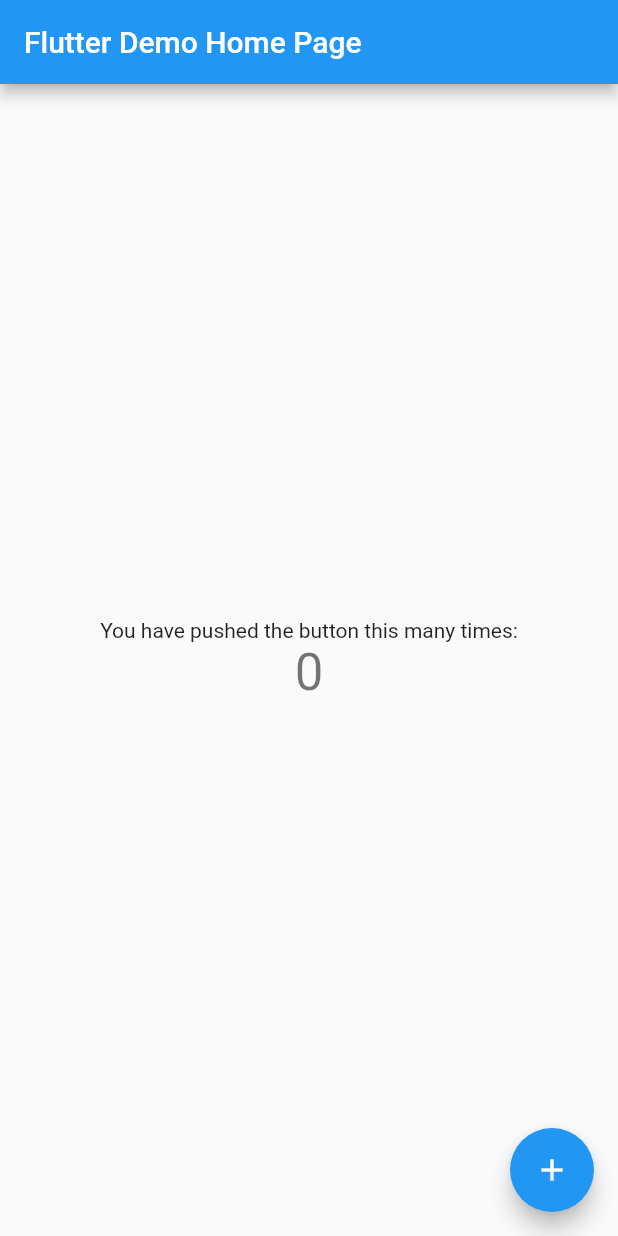
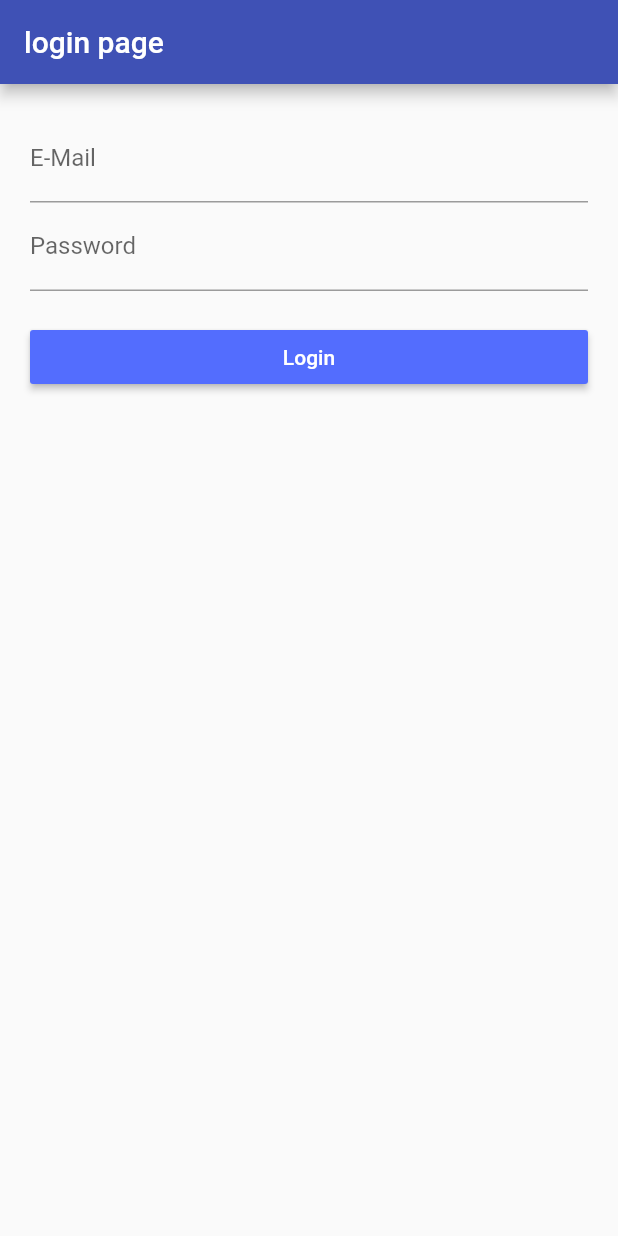
Before and after one commit to jrrnjs/flutter-sample, a Flutter app: the screen it shows after launch, on a phone screen of 412 x 824 dp. Run offline on Flutter 3.47's test engine with Material 2 defaults, Android fonts, the phone set to English and light mode, and no system bars; missing offline and left inert: validate.

Commit message:
splash(timer), login(email, pwd validate), home(bottm nav)

```diff
--- a/lib/main.dart
+++ b/lib/main.dart
@@ -1,111 +1,17 @@
 import 'package:flutter/material.dart';
+import 'package:flutter_sample/ui/splash.dart';
 
 void main() => runApp(MyApp());
 
 class MyApp extends StatelessWidget {
-  // This widget is the root of your application.
   @override
   Widget build(BuildContext context) {
     return MaterialApp(
       title: 'Flutter Demo',
       theme: ThemeData(
-        // This is the theme of your application.
-        //
-        // Try running your application with "flutter run". You'll see the
-        // application has a blue toolbar. Then, without quitting the app, try
-        // changing the primarySwatch below to Colors.green and then invoke
-        // "hot reload" (press "r" in the console where you ran "flutter run",
-        // or simply save your changes to "hot reload" in a Flutter IDE).
-        // Notice that the counter didn't reset back to zero; the application
-        // is not restarted.
-        primarySwatch: Colors.blue,
+        primarySwatch: Colors.indigo,
       ),
-      home: MyHomePage(title: 'Flutter Demo Home Page'),
+      home: Splash(),
     );
   }
 }
-
-class MyHomePage extends StatefulWidget {
-  MyHomePage({Key key, this.title}) : super(key: key);
-
-  // This widget is the home page of your application. It is stateful, meaning
-  // that it has a State object (defined below) that contains fields that affect
-  // how it looks.
-
-  // This class is the configuration for the state. It holds the values (in this
-  // case the title) provided by the parent (in this case the App widget) and
-  // used by the build method of the State. Fields in a Widget subclass are
-  // always marked "final".
-
-  final String title;
-
-  @override
-  _MyHomePageState createState() => _MyHomePageState();
-}
-
-class _MyHomePageState extends State<MyHomePage> {
-  int _counter = 0;
-
-  void _incrementCounter() {
-    setState(() {
-      // This call to setState tells the Flutter framework that something has
-      // changed in this State, which causes it to rerun the build method below
-      // so that the display can reflect the updated values. If we changed
-      // _counter without calling setState(), then the build method would not be
-      // called again, and so nothing would appear to happen.
-      _counter++;
-    });
-  }
-
-  @override
-  Widget build(BuildContext context) {
-    // This method is rerun every time setState is called, for instance as done
-    // by the _incrementCounter method above.
-    //
-    // The Flutter framework has been optimized to make rerunning build methods
-    // fast, so that you can just rebuild anything that needs updating rather
-    // than having to individually change instances of widgets.
-    return Scaffold(
-      appBar: AppBar(
-        // Here we take the value from the MyHomePage object that was created by
-        // the App.build method, and use it to set our appbar title.
-        title: Text(widget.title),
-      ),
-      body: Center(
-        // Center is a layout widget. It takes a single child and positions it
-        // in the middle of the parent.
-        child: Column(
-          // Column is also layout widget. It takes a list of children and
-          // arranges them vertically. By default, it sizes itself to fit its
-          // children horizontally, and tries to be as tall as its parent.
-          //
-          // Invoke "debug painting" (press "p" in the console, choose the
-          // "Toggle Debug Paint" action from the Flutter Inspector in Android
-          // Studio, or the "Toggle Debug Paint" command in Visual Studio Code)
-          // to see the wireframe for each widget.
-          //
-          // Column has various properties to control how it sizes itself and
-          // how it positions its children. Here we use mainAxisAlignment to
-          // center the children vertically; the main axis here is the vertical
-          // axis because Columns are vertical (the cross axis would be
-          // horizontal).
-          mainAxisAlignment: MainAxisAlignment.center,
-          children: <Widget>[
-            Text(
-              'You have pushed the button this many times:',
-            ),
-            Text(
-              '$_counter',
-              style: Theme.of(context).textTheme.display1,
-            ),
-          ],
-        ),
-      ),
-      floatingActionButton: FloatingActionButton(
-        onPressed: _incrementCounter,
-        tooltip: 'Increment',
-        child: Icon(Icons.add),
-      ), // This trailing comma makes auto-formatting nicer for build methods.
-    );
-  }
-}
--- /dev/null
+++ b/lib/ui/login.dart
@@ -0,0 +1,113 @@
+import 'package:flutter/material.dart';
+import 'package:validate/validate.dart';
+import 'package:flutter_sample/ui/home.dart';
+
+class Login extends StatelessWidget {
+
+  @override
+  Widget build(BuildContext context) {
+    return Scaffold(
+      appBar: AppBar(
+        title: Text('login page'),
+      ),
+      body: LoginPage()
+    );
+  }
+}
+
+class LoginPage extends StatefulWidget {
+
+  LoginPage([Key key]) : super(key: key);
+
+  @override
+  _LoginPageState createState() => _LoginPageState();
+}
+
+class _LoginPageState extends State<LoginPage> {
+
+  final GlobalKey<FormState> _formKey = GlobalKey();
+  String email;
+  String password;
+
+
+  String _validateEmail(String value) {
+    try {
+      Validate.isEmail(value);
+    } catch (e) {
+      return 'The E-mail Address must be a valid email address.';
+    }
+
+    return null;
+  }
+
+  String _validatePassword(String value) {
+    if (value.length < 8) {
+      return 'The Password must be at least 8 characters.';
+    }
+
+    return null;
+  }
+
+  void onClickLogin() {
+    if (_formKey.currentState.validate()) {
+      _formKey.currentState.save();
+      Navigator.of(context).pushReplacement(
+          MaterialPageRoute(builder: (context) => Home(email))
+      );
+    }
+  }
+
+  @override
+  Widget build(BuildContext context) {
+    return Container(
+        padding: EdgeInsets.all(20.0),
+        child: Form(
+          key: this._formKey,
+          child: ListView(
+            children: <Widget>[
+              TextFormField(
+                maxLines: 1,
+                keyboardType: TextInputType.emailAddress,
+                decoration: InputDecoration(
+                  hintText: 'Enter your e-mail',
+                  labelText: 'E-Mail',
+                ),
+                validator: this._validateEmail,
+                onSaved: (String value) {
+                  this.email = value;
+                },
+              ),
+              TextFormField(
+                maxLines: 1,
+                keyboardType: TextInputType.text,
+                obscureText: true,
+                decoration: InputDecoration(
+                    hintText: 'Enter your password',
+                    labelText: 'Password'
+                ),
+                validator: this._validatePassword,
+                onSaved: (String value) {
+                  this.password = value;
+                },
+              ),
+              Container(
+                child: RaisedButton(
+                  child: Text(
+                    'Login',
+                    style: TextStyle(
+                        color: Colors.white
+                    ),
+                  ),
+                  onPressed: this.onClickLogin,
+                  color: Colors.indigoAccent,
+                ),
+                margin: EdgeInsets.only(
+                    top: 20.0
+                ),
+              )
+            ],
+          ),
+        ),
+    );
+  }
+}
--- a/pubspec.yaml
+++ b/pubspec.yaml
@@ -15,6 +15,9 @@ environment:
 dependencies:
   flutter:
     sdk: flutter
+
+  validate: 1.7.0
+
 
   # The following adds the Cupertino Icons font to your application.
   # Use with the CupertinoIcons class for iOS style icons.
@@ -36,6 +39,8 @@ flutter:
   # the material Icons class.
   uses-material-design: true
 
+  assets:
+   - assets/bg_splash.png
   # To add assets to your application, add an assets section, like this:
   # assets:
   #  - images/a_dot_burr.jpeg
```
Also changed, not shown: lib/ui/home.dart (added, +66 -0 lines), lib/ui/splash.dart (added, +51 -0 lines), assets/bg_splash.png (added), 1 other file.
